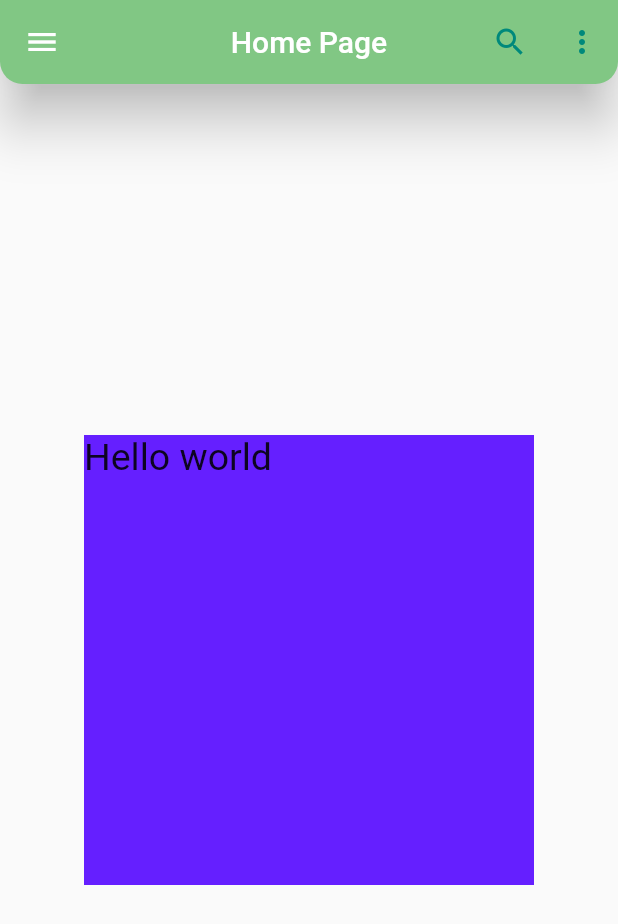
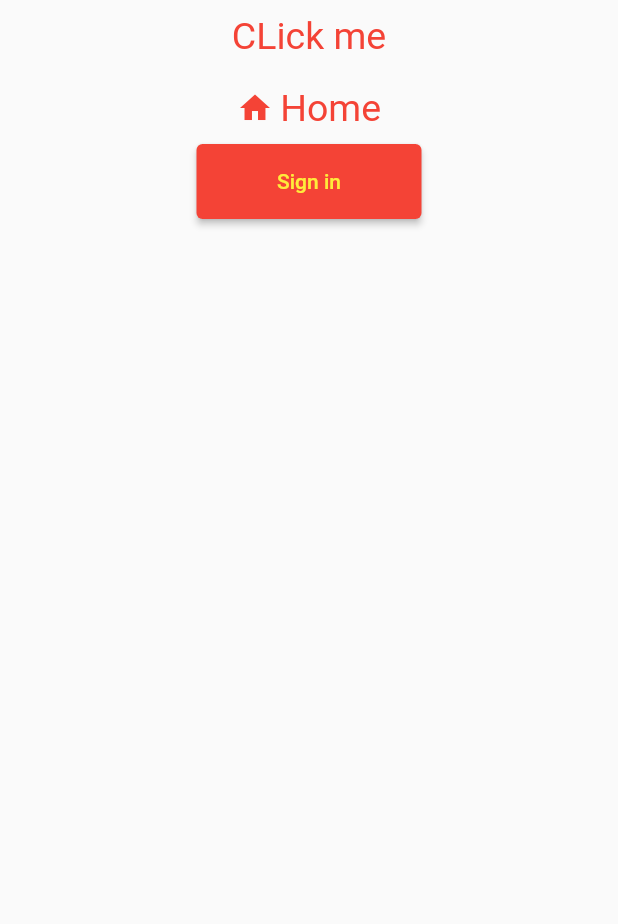
Before and after one commit to ChristyAlex2147215/flutr-AppBar-widget, a Flutter app: the screen it shows after launch, on a phone screen of 412 x 824 dp. Shown: the top 924 px of the screen. Run offline on Flutter 3.47's test engine with Material 2 defaults, Android fonts, the phone set to English and light mode, and no system bars.

```diff
--- a/lib/main.dart
+++ b/lib/main.dart
@@ -1,5 +1,9 @@
 import "package:flutter/material.dart";
+import "package:helloworld/widgets/rowcolumnWidget.dart";
 import "./widgets/container.dart";
+import "./widgets/rowcolumnWidget.dart";
+import "./widgets//textWidget.dart";
+import "./widgets/ButtonWidgets.dart";
 
 //main function where the app is called to execute
 void main() {
@@ -16,6 +20,6 @@ class MyApp extends StatelessWidget {
         title: "Demo App",
         // home page for route "/"
         // scaffold gives white screen
-        home: CustomAppBar());
+        home: ButtonWidget());
   }
 }
--- /dev/null
+++ b/lib/widgets/ButtonWidgets.dart
@@ -0,0 +1,49 @@
+import "dart:developer";
+
+import "package:flutter/material.dart";
+
+class ButtonWidget extends StatelessWidget {
+  const ButtonWidget({Key? key}) : super(key: key);
+
+  @override
+  Widget build(BuildContext context) {
+    return Scaffold(
+      body: Center(
+          child: Column(
+        mainAxisAlignment: MainAxisAlignment.start,
+        children: [
+          TextButton(
+              style: ButtonStyle(
+                  textStyle: MaterialStateProperty.all(
+                      (const TextStyle(fontSize: 25))),
+                  foregroundColor: MaterialStateProperty.all(Colors.red)),
+              onPressed: () {
+                log("buton clicked");
+              },
+              child: const Text("CLick me")),
+          TextButton.icon(
+            style: ButtonStyle(
+                textStyle:
+                    MaterialStateProperty.all((const TextStyle(fontSize: 25))),
+                foregroundColor: MaterialStateProperty.all(Colors.red)),
+            onPressed: () {
+              log("Long pressed");
+            },
+            icon: const Icon(Icons.home),
+            label: const Text("Home"),
+          ),
+          ElevatedButton(
+              style: ButtonStyle(
+                  minimumSize: MaterialStateProperty.all(Size(150, 50)),
+                  backgroundColor: MaterialStateProperty.all(Colors.red),
+                  foregroundColor: MaterialStateProperty.all(Colors.yellow)),
+              onLongPress: () {},
+              onPressed: () {
+                log("Elavated button click");
+              },
+              child: Text("Sign in"))
+        ],
+      )),
+    );
+  }
+}
```
Also changed, not shown: lib/widgets/container.dart (+17 -4 lines), lib/widgets/rowcolumnWidget.dart (added, +55 -0 lines), lib/widgets/textWidget.dart (added, +30 -0 lines).
